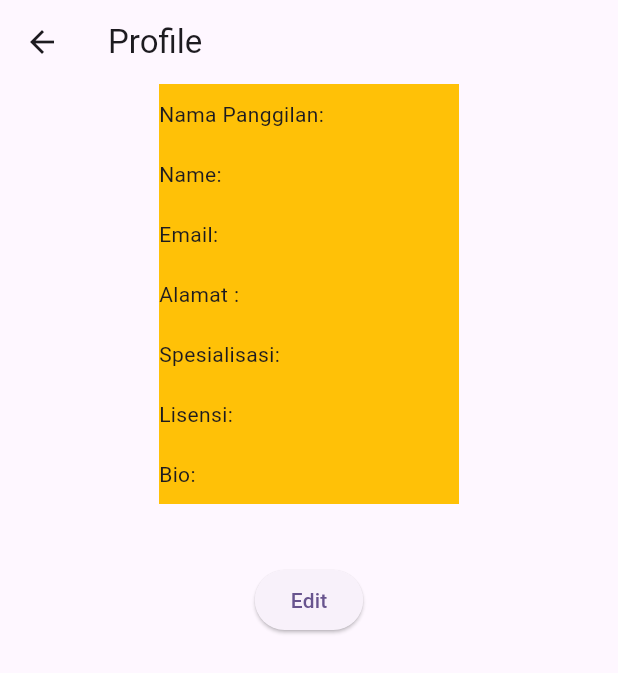
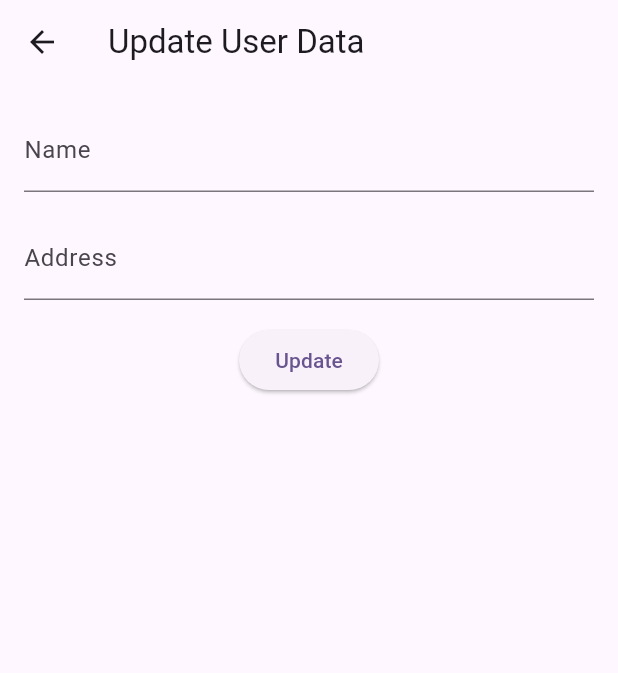
Before and after one commit to NoobCoderAk/018_DocTalkApp, a Flutter app: the ProfilePage screen opened directly, after a tap on "Edit", on a phone screen of 412 x 824 dp. Shown: the top 673 px of the screen. Run offline on Flutter 3.47's test engine with Material 2 defaults, Android fonts, the phone set to English and light mode, and no system bars; our stand-ins replace cloud_firestore, firebase_auth, firebase_core, google_sign_in; accounts and stored records are empty.

Commit message:
fix data throw on profile page

```diff
--- a/lib/view/profile.dart
+++ b/lib/view/profile.dart
@@ -1,3 +1,4 @@
+import 'package:chatapp/view/update_profile.dart';
 import 'package:firebase_auth/firebase_auth.dart';
 import 'package:flutter/material.dart';
 import 'package:cloud_firestore/cloud_firestore.dart';
@@ -12,7 +13,7 @@ class ProfilePage extends StatelessWidget {
 
     return Scaffold(
       appBar: AppBar(
-        title: Text('Profile'),
+        title: const Text('Profile'),
       ),
       body: ListView(
         children: [
@@ -30,13 +31,13 @@ class ProfilePage extends StatelessWidget {
               }
 
               if (snapshot.connectionState == ConnectionState.waiting) {
-                return Center(
+                return const Center(
                   child: CircularProgressIndicator(),
                 );
               }
 
               if (!snapshot.hasData || !snapshot.data!.exists) {
-                return Center(
+                return const Center(
                   child: Text('No data available.'),
                 );
               }
@@ -94,10 +95,28 @@ class ProfilePage extends StatelessWidget {
                     color: Colors.amber,
                     child: Text('Bio: ${data['bio']}'),
                   ),
-                  SizedBox(
+                  const SizedBox(
                     height: 40,
                   ),
-                  ElevatedButton(onPressed: () {}, child: Text('Edit'))
+                  ElevatedButton(
+                    onPressed: () {
+                      Navigator.push(
+                        context,
+                        MaterialPageRoute(
+                          builder: (context) => UpdateProfile(
+                            displayName: data['displayName'],
+                            name: data['name'],
+                            email: data['email'],
+                            address: data['address'],
+                            spesialisasi: data['spesialisasi'],
+                            license: data['license'],
+                            bio: data['bio'],
+                          ),
+                        ),
+                      );
+                    },
+                    child: const Text('Edit'),
+                  ),
                 ],
               );
             },
--- a/lib/view/update_profile.dart
+++ b/lib/view/update_profile.dart
@@ -1,15 +1,25 @@
-// ignore_for_file: use_build_context_synchronously
+// ignore_for_file: use_build_context_synchronously, library_private_types_in_public_api
 
 import 'package:flutter/material.dart';
 import 'package:cloud_firestore/cloud_firestore.dart';
 import 'package:firebase_auth/firebase_auth.dart';
 
-class UpdateUserDataPage extends StatefulWidget {
+class UpdateProfile extends StatefulWidget {
+  const UpdateProfile(
+      {super.key,
+      required displayName,
+      required name,
+      required email,
+      required address,
+      required spesialisasi,
+      required license,
+      required bio});
+
   @override
-  _UpdateUserDataPageState createState() => _UpdateUserDataPageState();
+  _UpdateProfileState createState() => _UpdateProfileState();
 }
 
-class _UpdateUserDataPageState extends State<UpdateUserDataPage> {
+class _UpdateProfileState extends State<UpdateProfile> {
   final TextEditingController _nameController = TextEditingController();
   final TextEditingController _addressController = TextEditingController();
 
```
